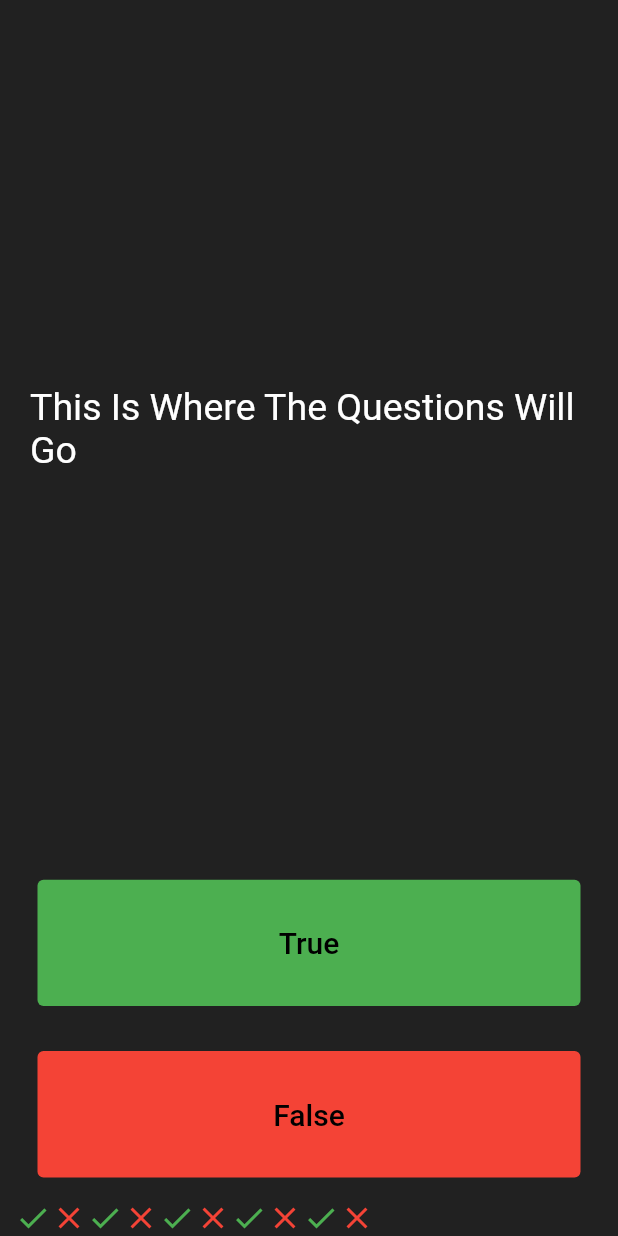
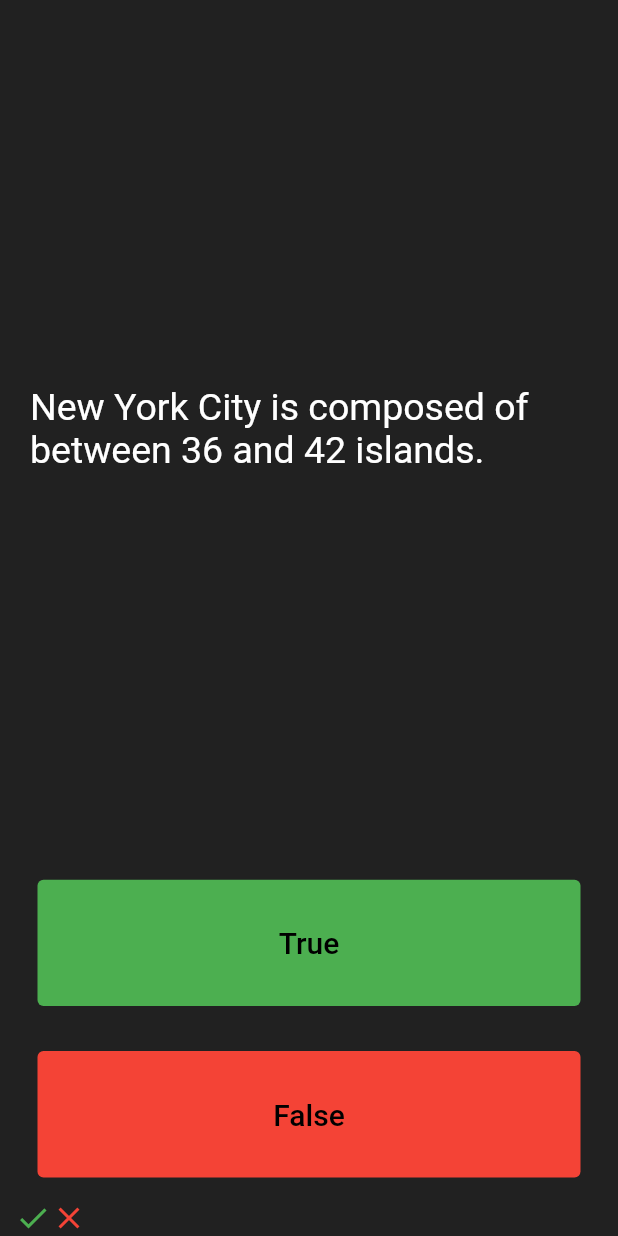
Before and after one commit to Faseem7/quiz_app, a Flutter app: the screen it shows after launch, after a tap on "True", after a tap on "False", on a phone screen of 412 x 824 dp. Run offline on Flutter 3.47's test engine with Material 2 defaults, Android fonts, the phone set to English and light mode, and no system bars.

Commit message:
added questions

```diff
--- a/lib/main.dart
+++ b/lib/main.dart
@@ -31,28 +31,21 @@ class QuizPage extends StatefulWidget {
 }
 
 class _QuizPageState extends State<QuizPage> {
-  List<Icon> scoreKeeper = [
-    const Icon(
-      Icons.check,
-      color: Colors.green,
-    ),
-    const Icon(Icons.close, color: Colors.red),
-    const Icon(
-      Icons.check,
-      color: Colors.green,
-    ),
-    const Icon(Icons.close, color: Colors.red),
-    const Icon(
-      Icons.check,
-      color: Colors.green,
-    ),
-    const Icon(Icons.close, color: Colors.red),
-    const Icon(
-      Icons.check,
-      color: Colors.green,
-    ),
-    const Icon(Icons.close, color: Colors.red),
+  int questionNumber = 0;
+  List<String> questions = [
+    'The total length of the Great Wall of China adds up to 13,171 miles.', //true
+    'Mount Everest is the tallest mountain in the world.', //true
+    'New York City is composed of between 36 and 42 islands.', //true
+    'The goat is the national animal of Scotland.', //false
+    'An octopus has seven hearts.', //false
+    'The hummingbird egg is the world\'s smallest bird egg.', //true,
+    'congrats',
+    'nothing'
   ];
+
+  List<bool> answers = [true, true, true, false, false, true,true,true,true];
+
+  List<Icon> scoreKeeper = [];
 
   @override
   Widget build(BuildContext context) {
@@ -60,13 +53,13 @@ class _QuizPageState extends State<QuizPage> {
       mainAxisAlignment: MainAxisAlignment.spaceBetween,
       crossAxisAlignment: CrossAxisAlignment.stretch,
       children: <Widget>[
-        const Expanded(
+        Expanded(
           flex: 5,
           child: Padding(
             padding: EdgeInsets.all(10.0),
             child: Center(
               child: Text(
-                'This Is Where The Questions Will Go',
+                questions[questionNumber],
                 style: TextStyle(color: Colors.white, fontSize: 25.0),
               ),
             ),
@@ -78,11 +71,20 @@ class _QuizPageState extends State<QuizPage> {
             child: TextButton(
               style: TextButton.styleFrom(backgroundColor: Colors.green),
               onPressed: () {
+                bool correctAnswer = answers[questionNumber];
+                if (correctAnswer == true) {
+                  setState(() {
+                    scoreKeeper.add(Icon(Icons.check,
+                    color:Colors.green));
+                  });
+                }else{
+                  setState(() {
+                    scoreKeeper.add(Icon(Icons.close,
+                    color: Colors.red,));
+                  });
+                }
                 setState(() {
-                  scoreKeeper.add(
-                    const Icon(Icons.check,
-                    color: Colors.green,),
-                  );
+                  questionNumber++;
                 });
               },
               child: const Text(
@@ -98,12 +100,20 @@ class _QuizPageState extends State<QuizPage> {
             child: TextButton(
               style: TextButton.styleFrom(backgroundColor: Colors.red),
               onPressed: () {
+                 bool correctAnswer = answers[questionNumber];
+                if (correctAnswer == false) {
+                  setState(() {
+                    scoreKeeper.add(Icon(Icons.check,
+                    color:Colors.green));
+                  });
+                } else {
+                  setState(() {
+                    scoreKeeper.add(Icon(Icons.close,
+                    color:Colors.red));
+                  });
+                }
                 setState(() {
-                  scoreKeeper.add(
-                    const Icon(Icons.close,
-                      color: Colors.red,
-                    ),
-                  );
+                  questionNumber++;
                 });
               },
               child: const Text(
```
